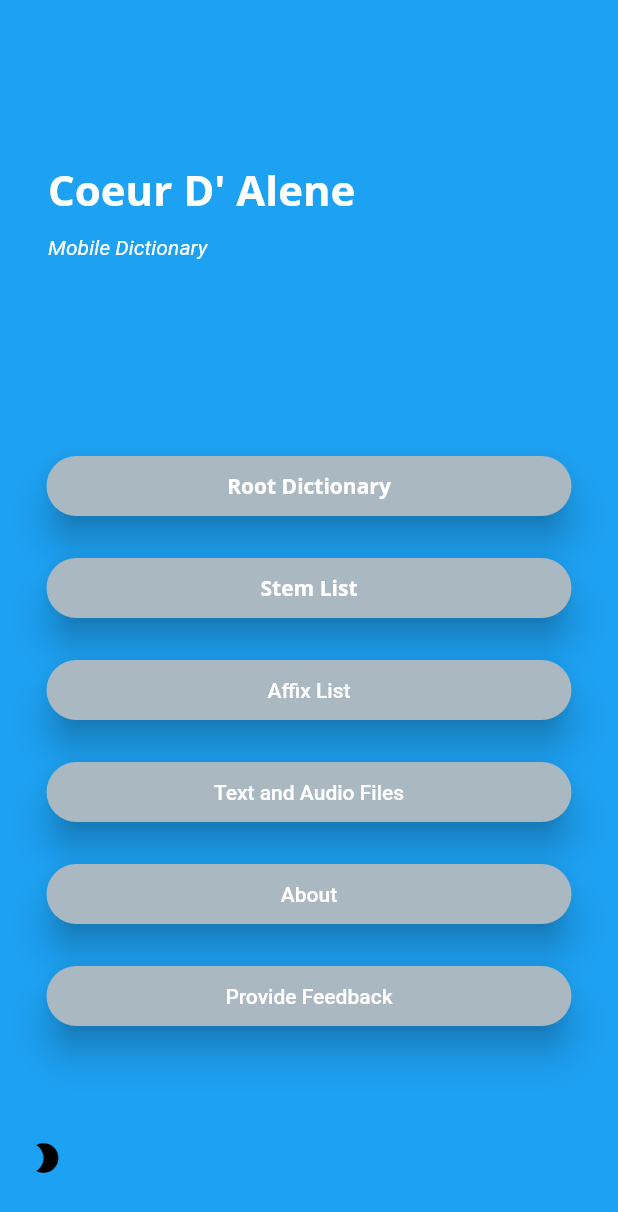
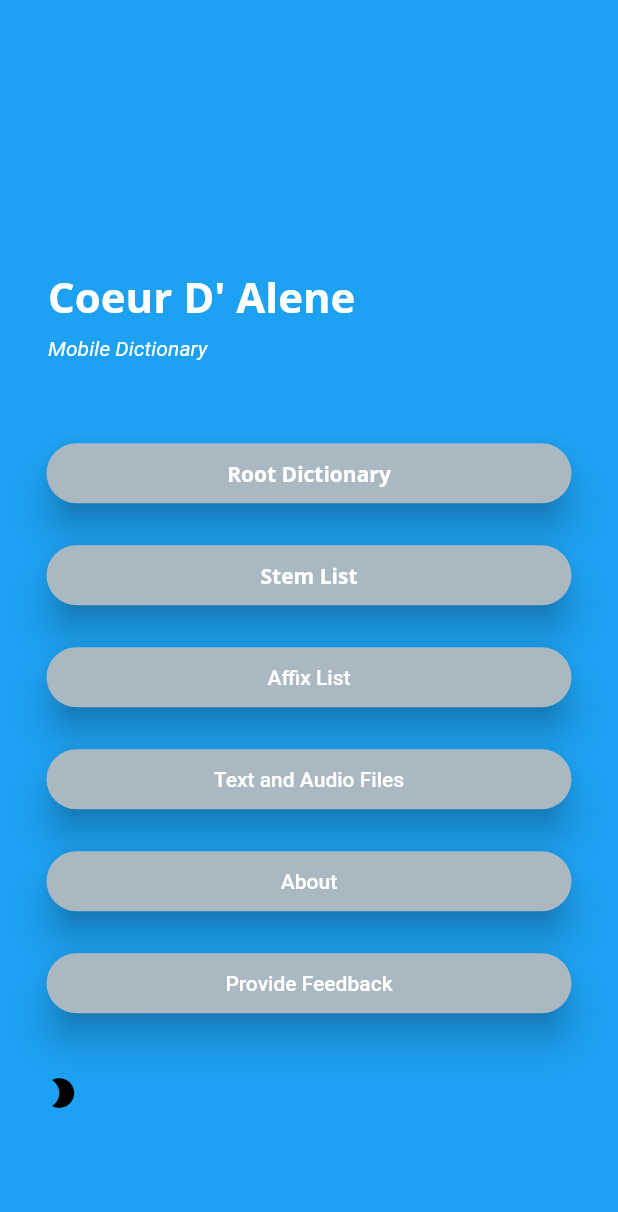
Before and after one commit to Brandz96/Coeur-D-Alene-MD, a Flutter app: the screen it shows after launch, on a phone screen of 412 x 824 dp. Shown: the top 1212 px of the screen. Run offline on Flutter 3.47's test engine with Material 2 defaults, Android fonts, the phone set to English and light mode, and no system bars; our stand-ins replace cloud_firestore, flutter_spinkit, fluttertoast; accounts and stored records are empty.

```diff
--- a/lib/HomePage.dart
+++ b/lib/HomePage.dart
@@ -33,9 +33,10 @@ class _Home extends State<Home> {
       backgroundColor: homeBackGroundColor,
       body: Column(
         crossAxisAlignment: CrossAxisAlignment.start,
+        mainAxisAlignment: MainAxisAlignment.center,
         children: <Widget>[
           new Container(
-            height: 250,
+            height: 220,
             width: double.infinity,
             decoration: BoxDecoration(
               borderRadius: BorderRadius.only(
@@ -60,7 +61,7 @@ class _Home extends State<Home> {
                             fontFamily: "Open Sans"),
                       ),
                     ),
-                    SizedBox(height: 12.0),
+                    SizedBox(height: 8.0),
                     Text(
                       'Mobile Dictionary',
                       style: TextStyle(
@@ -68,14 +69,14 @@ class _Home extends State<Home> {
                         fontStyle: FontStyle.italic,
                       ),
                     ),
-                    SizedBox(height: 12.0),
+                    SizedBox(height: 8.0),
                   ],
                 )),
           ),
           new Center(
             child: new Column(
               children: <Widget>[
-                new Padding(padding: EdgeInsets.only(top: 50)),
+                new Padding(padding: EdgeInsets.only(top: 0)),
                 RaisedButton(
                     color: getColor(),
                     elevation: 10,
@@ -272,7 +273,7 @@ class _Home extends State<Home> {
                           ),
                         ))),
                 Padding(
-                    padding: EdgeInsets.only(top: 60, right: 350),
+                    padding: EdgeInsets.only(top: 25, right: 329),
                     child: IconButton(
                         icon: Icon(Icons.brightness_2),
                         color: iconColor,
```
Also changed, not shown: lib/main.dart (+62 -2 lines), pubspec.yaml (+7 -0 lines), pubspec.lock.
